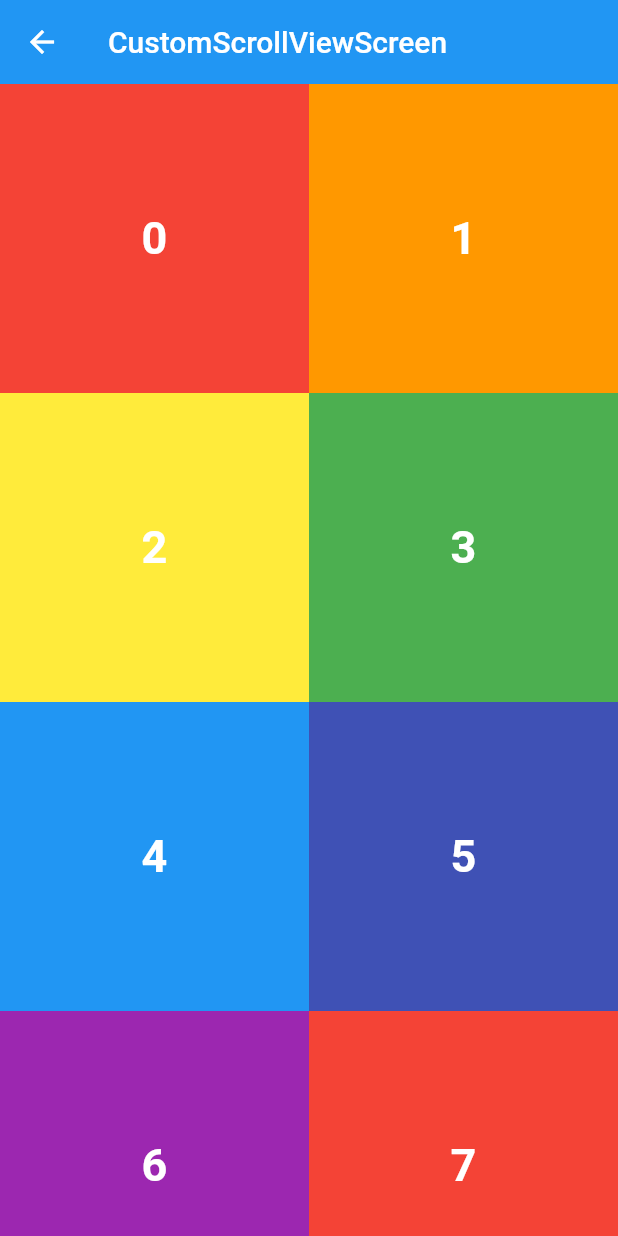
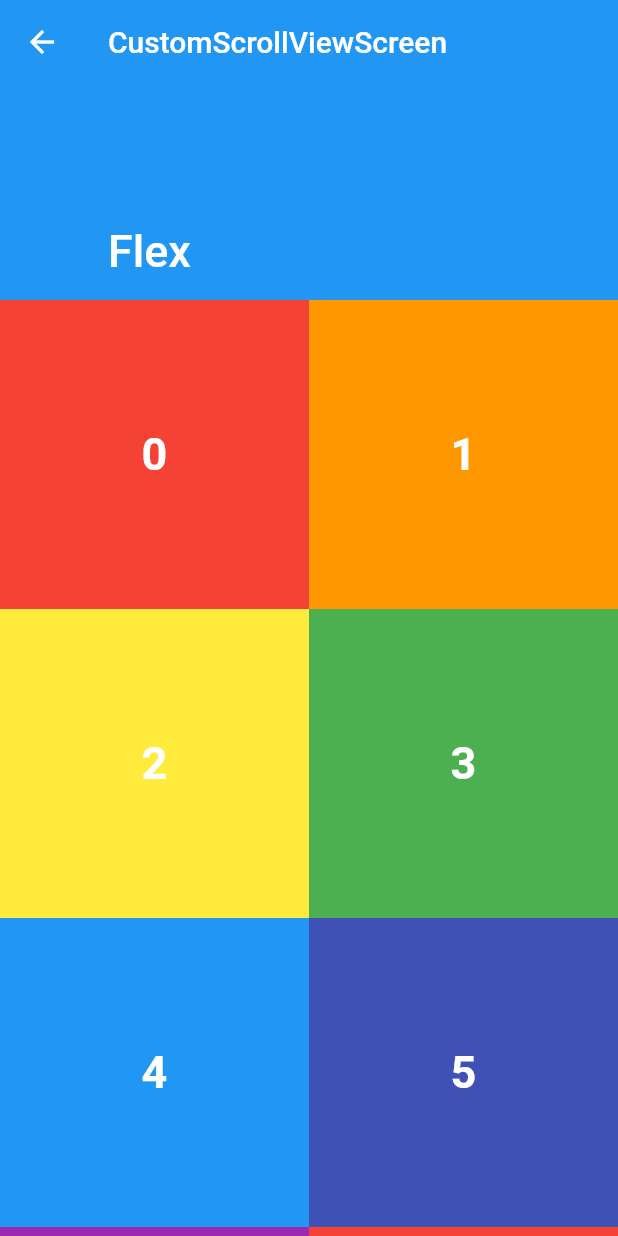
Before and after one commit to roqhdehd502/hello_world, a Flutter app: the CustomScrollViewScreen screen opened directly, on a phone screen of 412 x 824 dp. Run offline on Flutter 3.47's test engine with Material 2 defaults, Android fonts, the phone set to English and light mode, and no system bars.

Commit message:
main: Custom Scroll View 학습 (SliverAppBar)

```diff
--- a/lib/screen/scrollable_widget/custom_scroll_view_screen.dart
+++ b/lib/screen/scrollable_widget/custom_scroll_view_screen.dart
@@ -11,15 +11,30 @@ class CustomScrollViewScreen extends StatelessWidget {
     return Scaffold(
       body: CustomScrollView(
         slivers: [
-          SliverAppBar(
-            title: Text('CustomScrollViewScreen'),
-          ),
+          renderSliverAppbar(),
           // SliverList
           //renderSliverChildBuilderDelegate(),
           // SliverGrid
           renderSliverGridSliverChildBuilderDelegate(),
         ],
       ),
+    );
+  }
+
+  // SliverAppbar
+  SliverAppBar renderSliverAppbar() {
+    return SliverAppBar(
+      pinned: false, // Appbar 완전 고정
+      floating: true, // 스크롤 할 때 Appbar 표시
+      snap: true, // Appbar 자석 효과 (floating이 true일 때만 가능)
+      stretch: true, // 한계 지점이상 스크롤을 핧 때, Appbar의 사이즈가 늘어져서 표시
+      expandedHeight: 200, // 스크롤 할 때 표시되는 Appbar의 높이
+      collapsedHeight: 150, // 스크롤 할 숨겨지는 Appbar의 높이
+      flexibleSpace: FlexibleSpaceBar(
+        // 스크롤 할 때만 표시되는 AppBar 공간
+        title: Text('Flex'),
+      ),
+      title: Text('CustomScrollViewScreen'),
     );
   }
 
```
